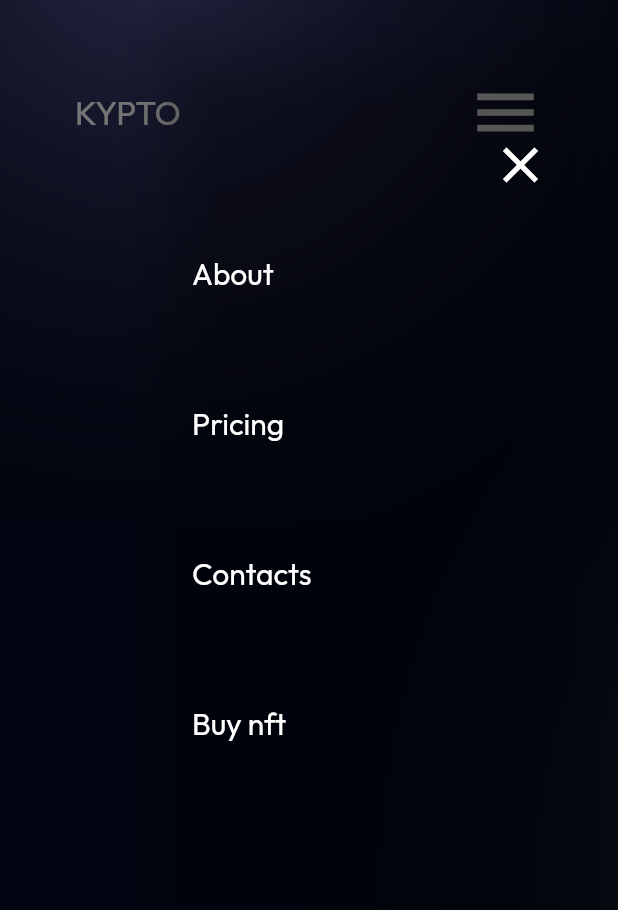
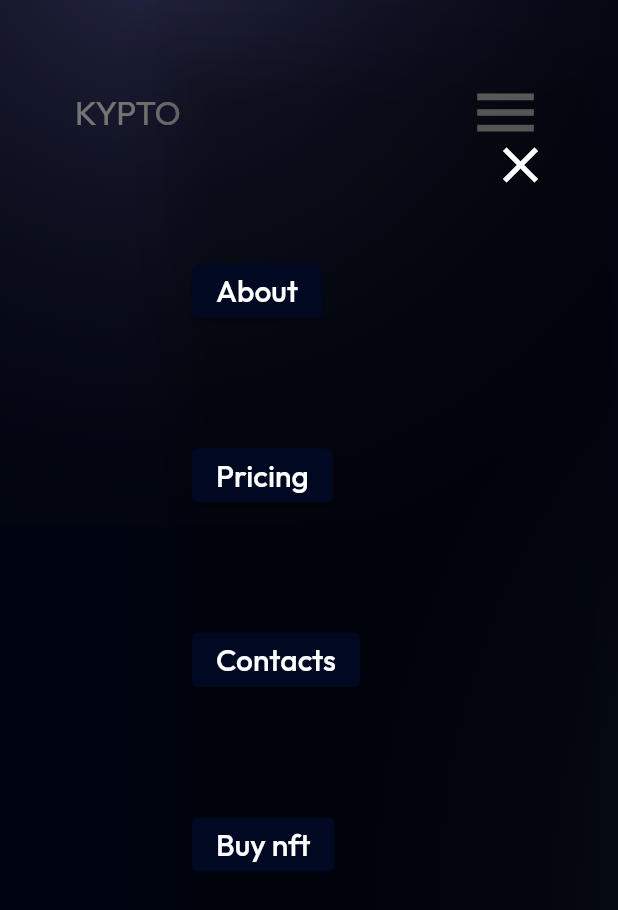
Before and after one commit to doola-dev/buy_nft, a Flutter app: the screen it shows after launch, with the side drawer open, on a phone screen of 412 x 824 dp. Shown: the top 910 px of the screen. Run offline on Flutter 3.47's test engine with Material 2 defaults, Android fonts, the phone set to English and light mode, and no system bars; our stand-ins replace flutter_hooks, google_fonts, nb_utils; missing offline and left inert: adaptive_scrollbar.

Commit message:
feat: :art: Refactored Navigation Items from Text Widget into sn Actual button

```diff
--- a/lib/widgets/constants.dart
+++ b/lib/widgets/constants.dart
@@ -4,30 +4,42 @@ import 'package:nb_utils/nb_utils.dart';
 
 var navigationBar = Row(
   children: [
-    Text('about', style: GoogleFonts.outfit(color: Colors.white, fontSize: 17)),
+    ElevatedButton(
+        onPressed: () {},
+
+        child: Text('about',
+            style: GoogleFonts.outfit(color: Colors.white, fontSize: 17))),
     75.width,
-    Text('pricing',
+   ElevatedButton( onPressed:(){},
+      child: Text('pricing',
           style: GoogleFonts.outfit(color: Colors.white, fontSize: 17)),
+    ),
     75.width,
-    Text('contacts',
+   ElevatedButton( onPressed:(){},
+      child: Text('contacts',
           style: GoogleFonts.outfit(color: Colors.white, fontSize: 17)),
+    ),
     75.width,
-    Text('buy nft',
+   ElevatedButton( onPressed:(){}, child: Text('buy nft',
           style: GoogleFonts.outfit(color: Colors.white, fontSize: 17)),
+    ),
   ],
 );
 var verticalNavigationBar = Column(
   crossAxisAlignment: CrossAxisAlignment.start,
   children: [
-    Text('About', style: GoogleFonts.outfit(color: Colors.white, fontSize: 20)),
+    ElevatedButton( onPressed:(){}, child: Text('About', style: GoogleFonts.outfit(color: Colors.white, fontSize: 20))),
     75.height,
-    Text('Pricing',
+   ElevatedButton( onPressed:(){}, child: Text('Pricing',
           style: GoogleFonts.outfit(color: Colors.white, fontSize: 20)),
+    ),
     75.height,
-    Text('Contacts',
+   ElevatedButton( onPressed:(){}, child: Text('Contacts',
           style: GoogleFonts.outfit(color: Colors.white, fontSize: 20)),
+    ),
     75.height,
-    Text('Buy nft',
+   ElevatedButton( onPressed:(){}, child: Text('Buy nft',
           style: GoogleFonts.outfit(color: Colors.white, fontSize: 20)),
+    ),
   ],
 ).paddingSymmetric(vertical: 40, horizontal: 20);
```
Also changed, not shown: 1 other file. Lines whose indentation alone changed are shown as unchanged.
